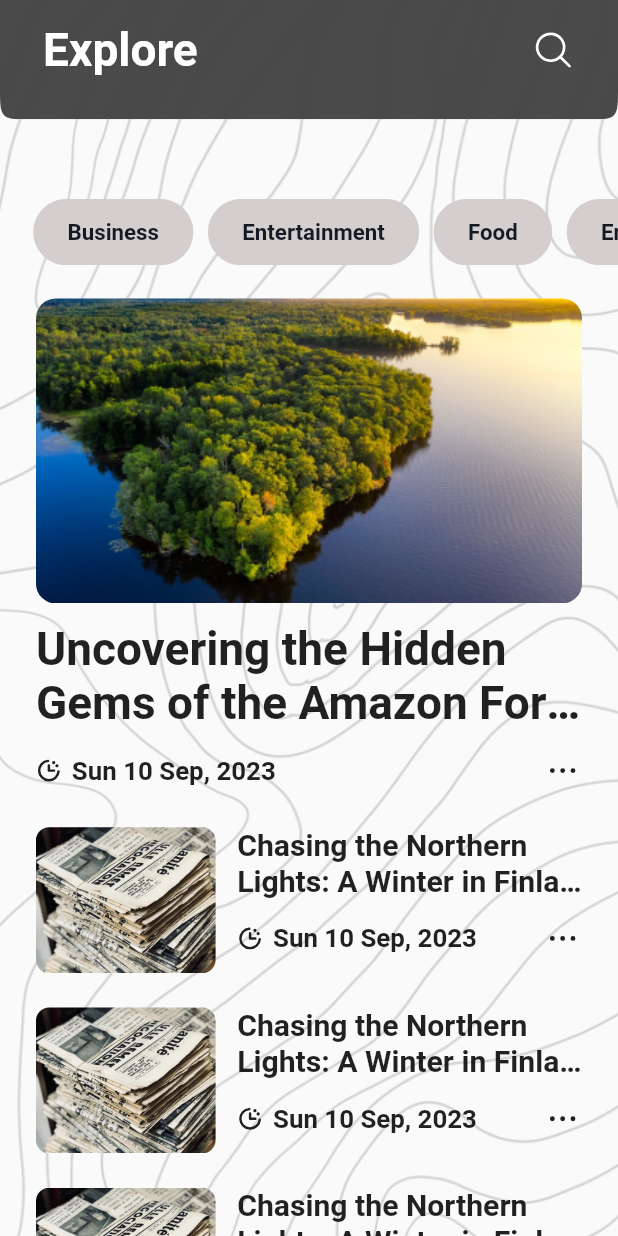
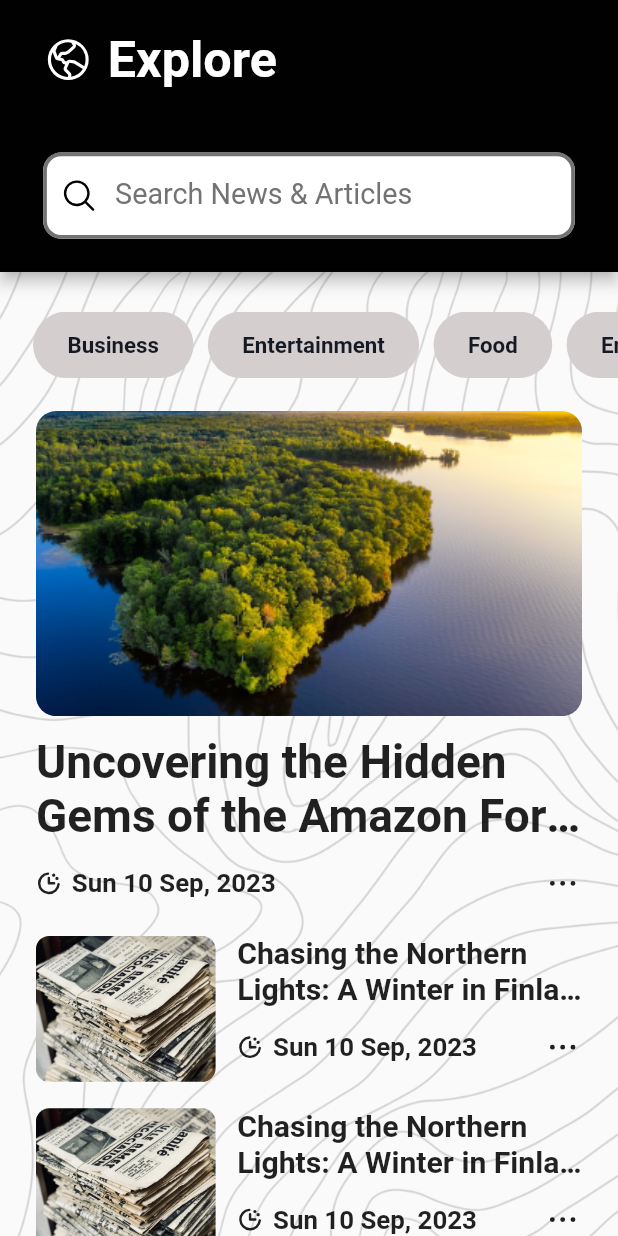
Before and after one commit to DannylSyph3r/ViNews-Reader-App, a Flutter app: the UserExploreView screen opened directly, on a phone screen of 412 x 824 dp. Run offline on Flutter 3.47's test engine with Material 2 defaults, Android fonts, the phone set to English and light mode, and no system bars; our stand-ins replace awesome_snackbar_content, cloud_firestore, email_validator, equatable, firebase_auth, firebase_core and 12 more; accounts and stored records are empty; generated files the repository leaves out were written again; Roboto replaces fonts that are missing (SFProDisplay); project files that could hold a hidden picture were left out.

Commit message:
:sparkles::lipstick: More UI Changes. UI Building coming together before API Integration. Commit to save progress. Comments needed

```diff
--- a/lib/features/explore/views/explore_view.dart
+++ b/lib/features/explore/views/explore_view.dart
@@ -1,4 +1,3 @@
-import 'dart:ui';
 import 'package:flutter/material.dart';
 import 'package:flutter_riverpod/flutter_riverpod.dart';
 import 'package:flutter_screenutil/flutter_screenutil.dart';
@@ -9,6 +8,7 @@ import 'package:vinews_news_reader/features/home/controllers/news_interest_contr
 import 'package:vinews_news_reader/routes/route_constants.dart';
 import 'package:vinews_news_reader/themes/color_pallete.dart';
 import 'package:vinews_news_reader/utils/widget_extensions.dart';
+import 'package:vinews_news_reader/widgets/vinews_search_text_fields.dart';
 
 class UserExploreView extends ConsumerStatefulWidget {
   const UserExploreView({super.key});
@@ -20,11 +20,11 @@ class UserExploreView extends ConsumerStatefulWidget {
 
 class _UserExploreViewState extends ConsumerState<UserExploreView> {
   String formattedDate = DateFormat('E d MMM, y').format(DateTime.now());
-  final _searchFieldController = TextEditingController();
+  final _exploreSearchFieldController = TextEditingController();
 
   @override
   void dispose() {
-    _searchFieldController.dispose();
+    _exploreSearchFieldController.dispose();
     super.dispose();
   }
 
@@ -32,47 +32,46 @@ class _UserExploreViewState extends ConsumerState<UserExploreView> {
   Widget build(BuildContext context) {
     final newsInterests = ref.watch(newsInterestSelectionProvider);
     return Scaffold(
-      extendBodyBehindAppBar: true,
-      appBar: PreferredSize(
-        preferredSize: Size(
-          double.infinity,
-          90.h,
-        ),
-        child: ClipRRect(
-          child: BackdropFilter(
-            filter: ImageFilter.blur(sigmaX: 5, sigmaY: 5),
-            child: AppBar(
-              backgroundColor: Colors.black.withOpacity(0.7),
-              titleSpacing: 30.sp,
-              shape: ContinuousRectangleBorder(
-                borderRadius: BorderRadius.only(
-                  bottomLeft:
-                      Radius.circular(25.r), // Adjust the radius as needed
-                  bottomRight:
-                      Radius.circular(25.r), // Adjust the radius as needed
+      body: NestedScrollView(
+        headerSliverBuilder: (BuildContext context, bool innerBoxIsScrolled) {
+          return <Widget>[
+            SliverAppBar(
+              toolbarHeight: 90.h,
+              stretch: true,
+              backgroundColor: Pallete.blackColor,
+              elevation: 0,
+              titleSpacing: 0,
+              title: Padding(
+                padding: EdgeInsets.symmetric(horizontal: 30.w),
+                child: Row(
+                  children: [
+                    PhosphorIcons.regular.globeHemisphereWest.iconslide(size: 35.sp),
+                    10.sbW,
+                    "Explore"
+                        .txtStyled(fontSize: 35.sp, fontWeight: FontWeight.w600),
+                  ],
                 ),
               ),
-              title: Column(
-                mainAxisSize: MainAxisSize.min,
-                crossAxisAlignment: CrossAxisAlignment.start,
-                children: [
-                  13.sbH,
-                  "Explore"
-                      .txtStyled(fontSize: 32.sp, fontWeight: FontWeight.w700),
-                ],
-              ),
-              actions: [
-                Padding(
-                  padding: const EdgeInsets.only().padSpec(right: 30, top: 12),
-                  child: PhosphorIcons.regular.magnifyingGlass
-                      .iconslide(size: 30.sp),
-                )
-              ],
-              elevation: 0,
+              bottom: AppBar(
+                toolbarHeight: 115.h,
+                backgroundColor: Pallete.blackColor,
+                titleSpacing: 0,
+                title: Padding(
+                  padding: EdgeInsets.symmetric(horizontal: 30.w),
+                  child: ViNewsSearchTextField(
+                      textfieldHeight: 65.h,
+                      controller: _exploreSearchFieldController,
+                      hintText: "Search News & Articles",
+                      obscureText: false,
+                      prefixIcon: PhosphorIcons.regular.magnifyingGlass
+                          .iconslide(size: 26.sp, color: Pallete.blackColor)),
                 ),
               ),
-        ),
-      ),
+              pinned: true,
+              floating: true,
+            )
+          ];
+        },
         body: Container(
           constraints: const BoxConstraints.expand(),
           decoration: const BoxDecoration(
@@ -90,10 +89,11 @@ class _UserExploreViewState extends ConsumerState<UserExploreView> {
             radius: Radius.circular(12.r),
             child: SingleChildScrollView(
               physics: const BouncingScrollPhysics(),
+              child: Padding(
+                padding: const EdgeInsets.only().padSpec(top: 30, bottom: 30),
                 child: Column(
                   mainAxisAlignment: MainAxisAlignment.center,
                   children: [
-                150.sbH,
                     SizedBox(
                       height: 50.h,
                       child: ListView(
@@ -101,7 +101,9 @@ class _UserExploreViewState extends ConsumerState<UserExploreView> {
                         padding: EdgeInsets.symmetric(horizontal: 18.w),
                         scrollDirection: Axis.horizontal,
                         children: <Widget>[
-                      for (int index = 0; index < newsInterests.length; index++)
+                          for (int index = 0;
+                              index < newsInterests.length;
+                              index++)
                             Padding(
                               padding: EdgeInsets.symmetric(horizontal: 5.w),
                               child: Container(
@@ -186,7 +188,7 @@ class _UserExploreViewState extends ConsumerState<UserExploreView> {
                         itemBuilder: (BuildContext context, int index) {
                           return Padding(
                             padding: EdgeInsets.symmetric(
-                            horizontal: 25.w, vertical: 13.h),
+                                horizontal: 25.w, vertical: 10.h),
                             child: Row(
                               mainAxisSize: MainAxisSize.max,
                               crossAxisAlignment: CrossAxisAlignment.start,
@@ -198,11 +200,13 @@ class _UserExploreViewState extends ConsumerState<UserExploreView> {
                                       width: 125.w,
                                       height: 110.h,
                                       decoration: BoxDecoration(
-                                    borderRadius: BorderRadius.circular(10.r),
+                                        borderRadius:
+                                            BorderRadius.circular(10.r),
                                         // color: Pallete.greyColor,
                                       ),
                                       child: ClipRRect(
-                                    borderRadius: BorderRadius.circular(10.r),
+                                        borderRadius:
+                                            BorderRadius.circular(10.r),
                                         child: Image.asset(
                                           "assets/images/news_2.jpg",
                                           fit: BoxFit.cover,
@@ -214,7 +218,8 @@ class _UserExploreViewState extends ConsumerState<UserExploreView> {
                                 15.sbW,
                                 Expanded(
                                   child: Column(
-                                crossAxisAlignment: CrossAxisAlignment.stretch,
+                                    crossAxisAlignment:
+                                        CrossAxisAlignment.stretch,
                                     mainAxisSize: MainAxisSize.max,
                                     children: [
                                       "Chasing the Northern Lights: A Winter in Finland: Experience the Serenity of Japan's Traditional Countryside"
@@ -260,6 +265,8 @@ class _UserExploreViewState extends ConsumerState<UserExploreView> {
               ),
             ),
           ),
+        ),
+      ),
     );
   }
 }
--- /dev/null
+++ b/lib/widgets/vinews_search_text_fields.dart
@@ -0,0 +1,68 @@
+import 'package:flutter/material.dart';
+import 'package:flutter_screenutil/flutter_screenutil.dart';
+import 'package:vinews_news_reader/themes/color_pallete.dart';
+
+class ViNewsSearchTextField extends StatelessWidget {
+  final TextEditingController controller;
+  final double? textfieldHeight;
+  final String hintText;
+  final bool obscureText;
+  final Widget prefixIcon;
+  final Color? prefixIconColor;
+  final Widget? suffixIcon;
+  final Color? suffixIconColor;
+  final FocusNode? focusNode;
+  final Function()? onIconTap;
+  final void Function(String)? onChanged;
+
+  const ViNewsSearchTextField({
+    Key? key,
+    required this.controller,
+    this.textfieldHeight,
+    required this.hintText,
+    required this.obscureText,
+    required this.prefixIcon,
+    this.prefixIconColor,
+    this.suffixIcon,
+    this.suffixIconColor,
+    this.onChanged,
+    this.focusNode,
+    this.onIconTap,
+  }) : super(key: key);
+
+  @override
+  Widget build(BuildContext context) {
+    return SizedBox(
+      width: double.infinity,
+      height: textfieldHeight,
+      child: TextField(
+        focusNode: focusNode,
+        onChanged: onChanged,
+        style: TextStyle(fontSize: 20.sp),
+        controller: controller,
+        obscureText: obscureText,
+        decoration: InputDecoration(
+          prefixIcon: prefixIcon,
+          suffixIcon: suffixIcon != null
+              ? GestureDetector(
+                onTap: onIconTap,
+                child: suffixIcon!
+              )
+              : null,
+          enabledBorder: OutlineInputBorder(
+            borderSide: const BorderSide(color: Color.fromARGB(255, 116, 114, 114), width: 2.5),
+            borderRadius: BorderRadius.circular(12),
+          ),
+          focusedBorder: OutlineInputBorder(
+              borderSide:
+                  const BorderSide(color: Pallete.blackColor, width: 2.5),
+              borderRadius: BorderRadius.circular(12)),
+          fillColor: Colors.white,
+          filled: true,
+          hintText: hintText,
+          hintStyle: TextStyle(color: const Color.fromARGB(255, 116, 114, 114), fontSize: 20.sp),
+        ),
+      ),
+    );
+  }
+}
```
Also changed, not shown: lib/features/bookmarks/views/bookmarks_views.dart (+42 -42 lines), lib/features/home/views/home_screen.dart (+60 -44 lines), lib/features/settings/views/user_profile_settings.dart (+66 -16 lines). Lines whose indentation alone changed are shown as unchanged.
